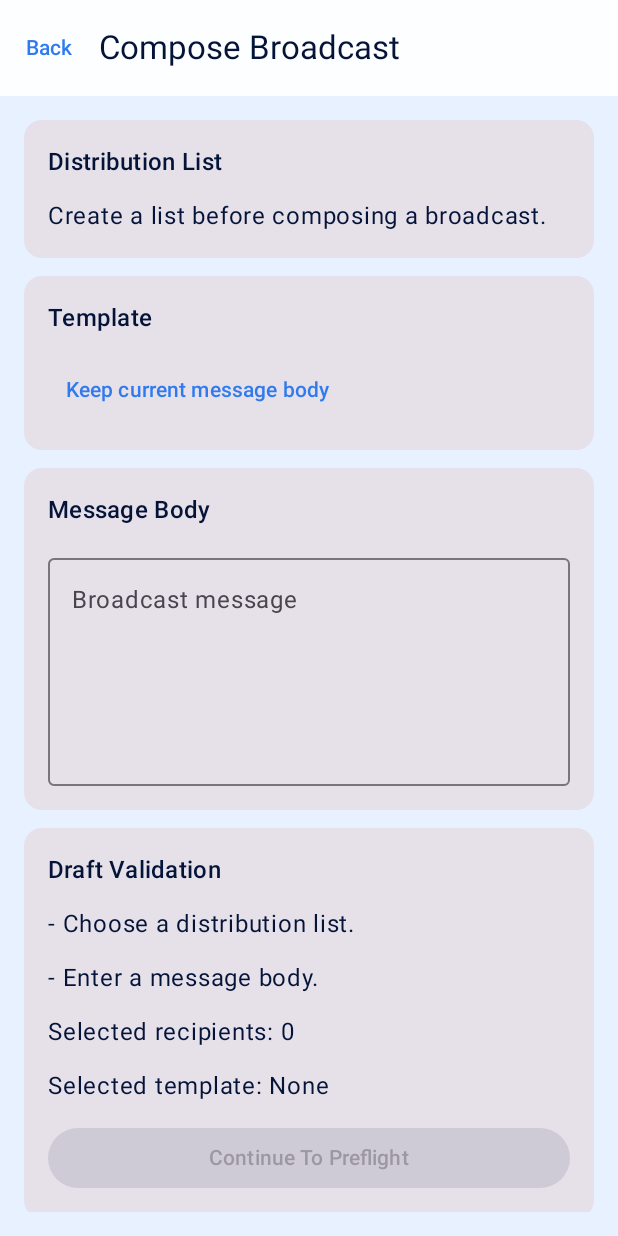
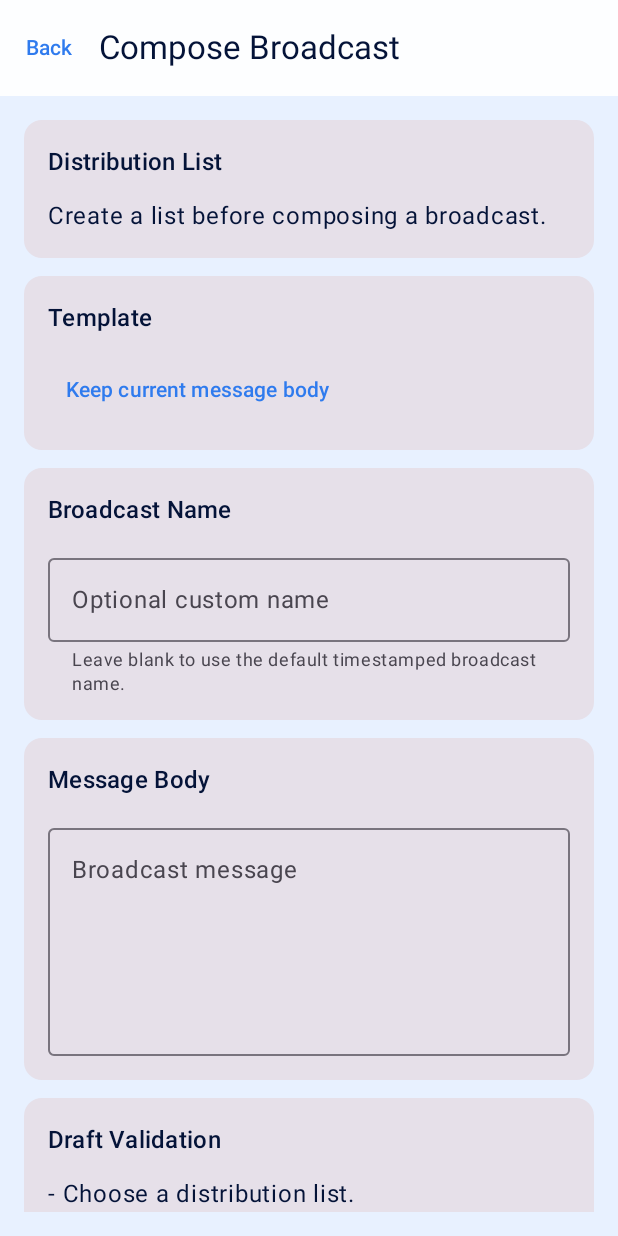
Before and after one commit to jwkunz/Clan-Cast, an Android app built with Jetpack Compose: the screen it shows after launch (MainActivity), after a tap on "Compose Broadcast", on a phone screen of 412 x 824 dp. Run offline under Robolectric (Android 15) with nearby library versions, the phone set to English and light mode, and no system bars; our stand-ins replace Room's generated code.

Commit message:
Improve recovery and broadcast history controls

```diff
--- a/app/src/main/java/com/privatefamily/broadcastsms/ClanCastApp.kt
+++ b/app/src/main/java/com/privatefamily/broadcastsms/ClanCastApp.kt
@@ -10,10 +10,15 @@ import com.privatefamily.broadcastsms.data.repository.ContactRepository
 import com.privatefamily.broadcastsms.data.repository.DistributionListRepository
 import com.privatefamily.broadcastsms.data.repository.TemplateRepository
 import com.privatefamily.broadcastsms.domain.preflight.BroadcastDraftStore
+import kotlinx.coroutines.CoroutineScope
+import kotlinx.coroutines.Dispatchers
+import kotlinx.coroutines.SupervisorJob
+import kotlinx.coroutines.launch
 
 class ClanCastApp : Application() {
     lateinit var container: AppContainer
         private set
+    private val appScope = CoroutineScope(SupervisorJob() + Dispatchers.IO)
 
     override fun onCreate() {
         super.onCreate()
@@ -44,6 +49,10 @@ class ClanCastApp : Application() {
             ),
             broadcastDraftStore = BroadcastDraftStore(),
         )
+
+        appScope.launch {
+            container.broadcastRepository.recoverInterruptedBroadcasts()
+        }
     }
 }
 
--- a/app/src/main/java/com/privatefamily/broadcastsms/data/dao/BroadcastDao.kt
+++ b/app/src/main/java/com/privatefamily/broadcastsms/data/dao/BroadcastDao.kt
@@ -26,6 +26,15 @@ interface BroadcastDao {
     @Query("SELECT * FROM broadcasts WHERE id = :broadcastId LIMIT 1")
     suspend fun getById(broadcastId: String): BroadcastEntity?
 
+    @Query("DELETE FROM broadcasts WHERE id = :broadcastId")
+    suspend fun deleteById(broadcastId: String)
+
+    @Query("DELETE FROM broadcasts")
+    suspend fun deleteAll()
+
+    @Query("UPDATE broadcasts SET status = 'PAUSED', updatedAtEpochMillis = :updatedAt WHERE status = 'RUNNING'")
+    suspend fun pauseAllRunning(updatedAt: Long)
+
     @Query("UPDATE broadcasts SET status = :status, updatedAtEpochMillis = :updatedAt WHERE id = :broadcastId")
     suspend fun updateStatus(broadcastId: String, status: BroadcastStatus, updatedAt: Long)
 
--- a/app/src/main/java/com/privatefamily/broadcastsms/data/repository/BroadcastRepository.kt
+++ b/app/src/main/java/com/privatefamily/broadcastsms/data/repository/BroadcastRepository.kt
@@ -35,6 +35,14 @@ open class BroadcastRepository(
     suspend fun insertBroadcast(broadcast: BroadcastEntity) = broadcastDao.insert(broadcast)
 
     suspend fun insertRecipients(recipients: List<BroadcastRecipientEntity>) = recipientDao.insertAll(recipients)
+
+    suspend fun deleteBroadcast(broadcastId: String) {
+        broadcastDao.deleteById(broadcastId)
+    }
+
+    suspend fun deleteAllBroadcasts() {
+        broadcastDao.deleteAll()
+    }
 
     override suspend fun createBroadcastSnapshot(
         broadcast: BroadcastEntity,
@@ -87,4 +95,8 @@ open class BroadcastRepository(
             AppPermission.SendSms.manifestValue,
         ) == android.content.pm.PackageManager.PERMISSION_GRANTED
     }
+
+    suspend fun recoverInterruptedBroadcasts() {
+        broadcastDao.pauseAllRunning(System.currentTimeMillis())
+    }
 }
--- a/app/src/main/java/com/privatefamily/broadcastsms/domain/preflight/BroadcastCreator.kt
+++ b/app/src/main/java/com/privatefamily/broadcastsms/domain/preflight/BroadcastCreator.kt
@@ -24,7 +24,7 @@ class BroadcastCreator(
         val invalidNumberPolicy = enumValueOf<com.privatefamily.broadcastsms.data.model.InvalidNumberPolicy>(invalidNumberPolicyName)
         val broadcast = BroadcastEntity(
             id = broadcastId,
-            name = "Broadcast - ${timestampLabel(now)}",
+            name = draft.broadcastName.trim().ifBlank { "Broadcast - ${timestampLabel(now)}" },
             distributionListId = draft.distributionListId.orEmpty(),
             sourceTemplateId = draft.templateId,
             messageBody = draft.messageBody,
--- a/app/src/main/java/com/privatefamily/broadcastsms/domain/preflight/PreflightModels.kt
+++ b/app/src/main/java/com/privatefamily/broadcastsms/domain/preflight/PreflightModels.kt
@@ -6,6 +6,7 @@ import com.privatefamily.broadcastsms.data.model.InvalidNumberPolicy
 data class BroadcastDraft(
     val distributionListId: String? = null,
     val templateId: String? = null,
+    val broadcastName: String = "",
     val messageBody: String = "",
 )
 
--- a/app/src/main/java/com/privatefamily/broadcastsms/ui/screens/ComposeBroadcastScreen.kt
+++ b/app/src/main/java/com/privatefamily/broadcastsms/ui/screens/ComposeBroadcastScreen.kt
@@ -75,6 +75,19 @@ fun ComposeBroadcastScreen(
                 }
             }
             item {
+                SectionCard(title = "Broadcast Name") {
+                    OutlinedTextField(
+                        value = uiState.draft.broadcastName,
+                        onValueChange = viewModel::updateBroadcastName,
+                        modifier = Modifier.fillMaxWidth(),
+                        label = { Text("Optional custom name") },
+                        supportingText = {
+                            Text("Leave blank to use the default timestamped broadcast name.")
+                        },
+                    )
+                }
+            }
+            item {
                 SectionCard(title = "Message Body") {
                     OutlinedTextField(
                         value = uiState.draft.messageBody,
@@ -96,6 +109,11 @@ fun ComposeBroadcastScreen(
                     }
                     Text("Selected recipients: ${uiState.selectedListMemberCount}")
                     Text("Selected template: ${uiState.selectedTemplate?.name ?: "None"}")
+                    Text(
+                        "Broadcast name: ${
+                            uiState.draft.broadcastName.ifBlank { "Broadcast - YYYY-MM-DD HH:mm" }
+                        }",
+                    )
                     Button(
                         onClick = onContinueToPreflight,
                         enabled = uiState.canContinueToPreflight,
--- a/app/src/main/java/com/privatefamily/broadcastsms/ui/screens/PreflightScreen.kt
+++ b/app/src/main/java/com/privatefamily/broadcastsms/ui/screens/PreflightScreen.kt
@@ -58,6 +58,7 @@ fun PreflightScreen(
         ) {
             item {
                 SectionCard(title = "Summary") {
+                    Text("Broadcast name: ${uiState.broadcastName.ifBlank { "Broadcast - YYYY-MM-DD HH:mm" }}")
                     Text("Total entries: ${result?.totalEntries ?: 0}")
                     Text("Unique normalized numbers: ${result?.uniquePhoneNumberCount ?: 0}")
                     Text("Ready recipients after policies: ${result?.validEntries?.size ?: 0}")
--- a/app/src/main/java/com/privatefamily/broadcastsms/ui/viewmodel/ComposeBroadcastViewModel.kt
+++ b/app/src/main/java/com/privatefamily/broadcastsms/ui/viewmodel/ComposeBroadcastViewModel.kt
@@ -100,6 +100,10 @@ class ComposeBroadcastViewModel(
     fun updateMessageBody(messageBody: String) {
         draftStore.update { it.copy(messageBody = messageBody) }
     }
+
+    fun updateBroadcastName(broadcastName: String) {
+        draftStore.update { it.copy(broadcastName = broadcastName) }
+    }
 }
 
 class ComposeBroadcastViewModelFactory(
--- a/app/src/main/java/com/privatefamily/broadcastsms/ui/viewmodel/PreflightViewModel.kt
+++ b/app/src/main/java/com/privatefamily/broadcastsms/ui/viewmodel/PreflightViewModel.kt
@@ -26,6 +26,7 @@ import kotlinx.coroutines.launch
 
 data class PreflightUiState(
     val listId: String? = null,
+    val broadcastName: String = "",
     val messageBody: String = "",
     val duplicatePolicy: DuplicatePolicy? = null,
     val invalidNumberPolicy: InvalidNumberPolicy? = null,
@@ -90,6 +91,7 @@ class PreflightViewModel(
         val result = request?.let { validator.validate(it, members) }
         PreflightUiState(
             listId = draft.distributionListId,
+            broadcastName = draft.broadcastName,
             messageBody = draft.messageBody,
             duplicatePolicy = selectedPolicies.duplicatePolicy,
             invalidNumberPolicy = selectedPolicies.invalidNumberPolicy,
```
Also changed, not shown: app/src/main/java/com/privatefamily/broadcastsms/ui/screens/HistoryScreen.kt (+13 -0 lines), app/src/main/java/com/privatefamily/broadcastsms/ui/viewmodel/HistoryViewModel.kt (+13 -0 lines).
